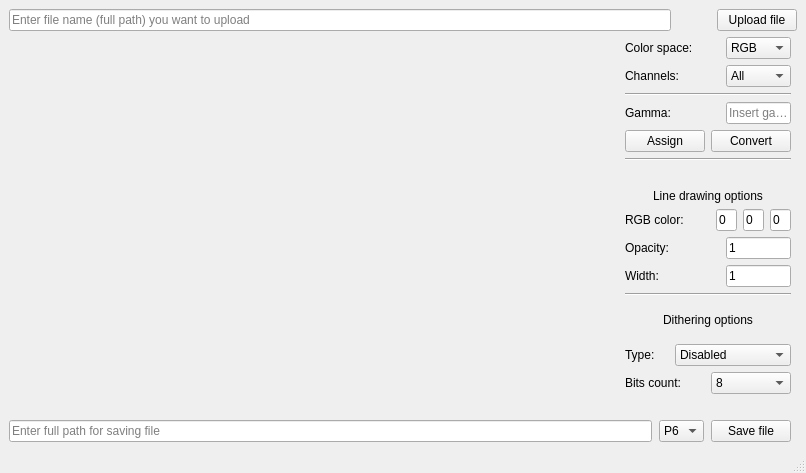
This is src/presentation/imageeditor.ui in Viktor6374/cg23-19-2 as Qt 5 draws it before an edit. The edited form follows.
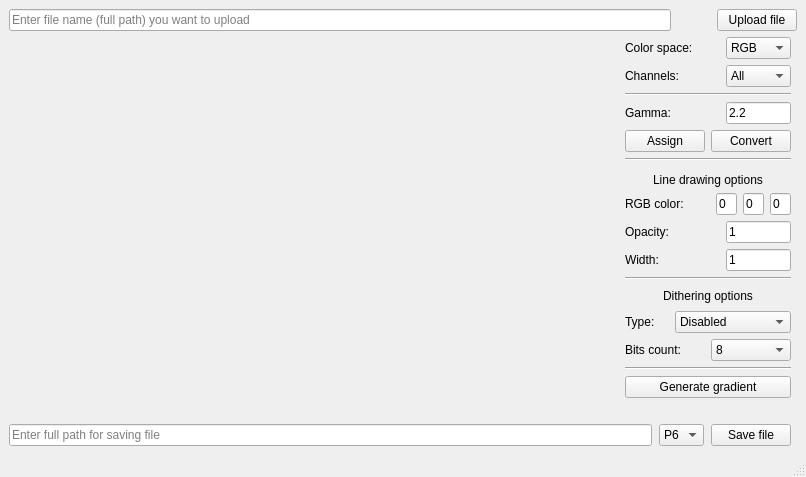
This is the edited form.

Commit message: feat: add gradient generation

```diff
--- a/src/presentation/imageeditor.ui
+++ b/src/presentation/imageeditor.ui
@@ -7,7 +7,7 @@
     <x>0</x>
     <y>0</y>
     <width>806</width>
-    <height>473</height>
+    <height>477</height>
    </rect>
   </property>
   <property name="minimumSize">
@@ -278,7 +278,7 @@
                </size>
               </property>
               <property name="text">
-               <string/>
+               <string>2.2</string>
               </property>
               <property name="placeholderText">
                <string>Insert gamma</string>
@@ -597,6 +597,20 @@
           </item>
          </layout>
         </item>
+        <item>
+         <widget class="Line" name="line_4">
+          <property name="orientation">
+           <enum>Qt::Horizontal</enum>
+          </property>
+         </widget>
+        </item>
+        <item>
+         <widget class="QPushButton" name="pushButton_3">
+          <property name="text">
+           <string>Generate gradient</string>
+          </property>
+         </widget>
+        </item>
        </layout>
       </item>
      </layout>
```
The commit also changes 4 other files.
